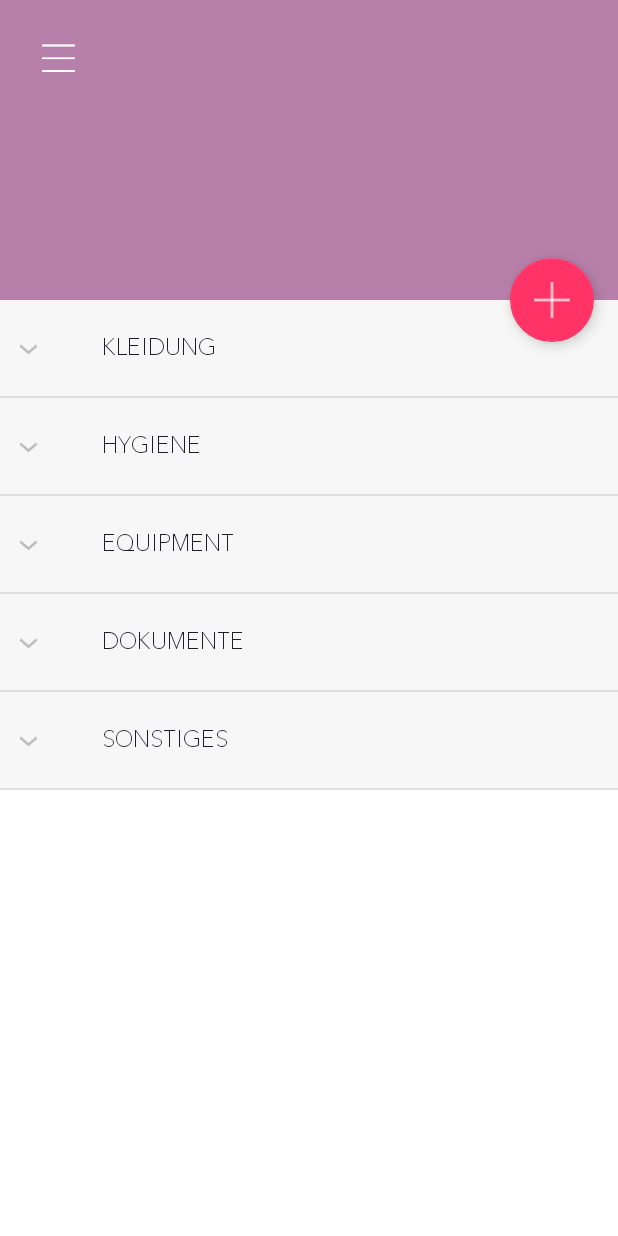
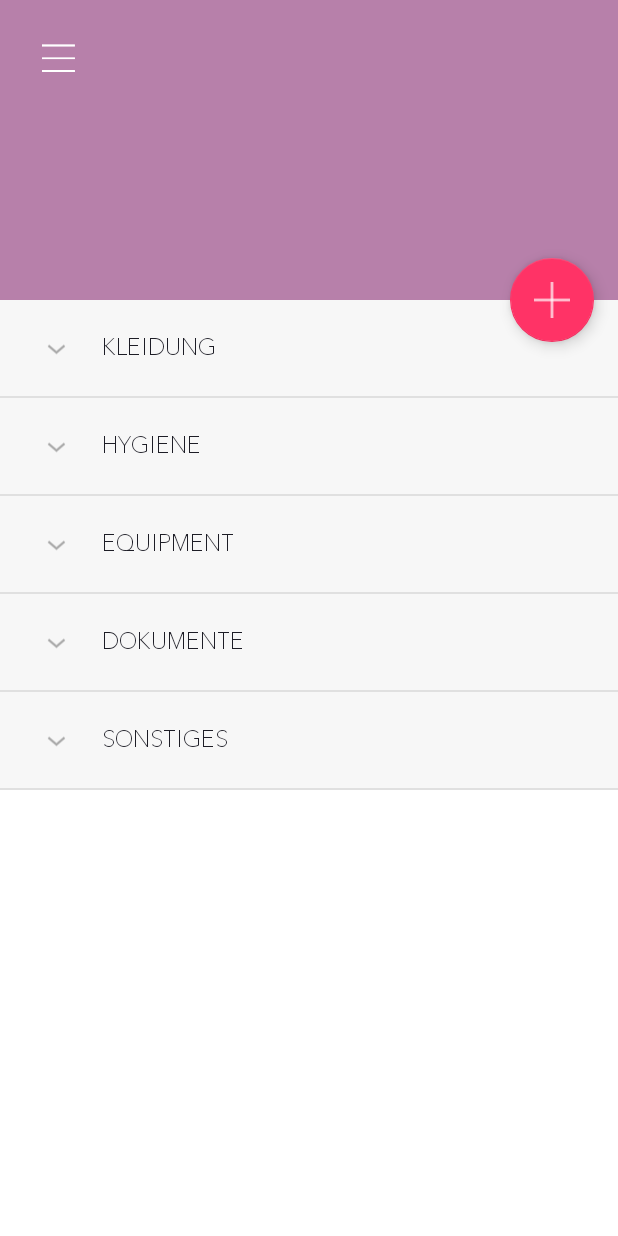
Before and after one commit to softpromin/TravelingApp, an Android app: the fragment ItemViewFragment placed in its activity, on a phone screen of 412 x 824 dp. Run offline under Robolectric (Android 15) with nearby library versions, the phone set to English and light mode, and no system bars; network calls fail; 9 statements that could not run were skipped.

Commit message:
Indicator für ExpandableList in Kategorien positioniert

```diff
--- a/app/src/main/res/layout/list_item.xml
+++ b/app/src/main/res/layout/list_item.xml
@@ -9,7 +9,7 @@
     <CheckBox
         android:layout_width="wrap_content"
         android:layout_height="wrap_content"
-        android:layout_marginLeft="@dimen/space_medium"
+        android:layout_marginLeft="22dp"
         android:layout_marginRight="@dimen/space_small"
         android:id="@+id/checkBox"
         android:checked="false" />
--- a/app/src/main/res/values/styles.xml
+++ b/app/src/main/res/values/styles.xml
@@ -20,6 +20,9 @@
         <item name="android:listViewStyle">@style/itemList</item>
         <item name="android:spinnerItemStyle">@style/TextViewSpinnerItem</item>
 
+        <!-- Expandable ListView Packliste -->
+        <item name="android:expandableListViewStyle">@style/ExpandableListGroup</item>
+
         <item name="android:datePickerDialogTheme" tools:targetApi="lollipop">@style/CustomDatePickerDialogTheme</item>
     </style>
     <style name="Basic.NoActionBar">
@@ -32,6 +35,10 @@
         <item name="android:paddingLeft">0dp</item>
         <item name="android:paddingRight">0dp</item>
         <item name="android:textSize">@dimen/text_medium</item>
+    </style>
+
+    <style name="ExpandableListGroup" parent="android:Widget.Holo.Light.ExpandableListView">
+        <item name="android:indicatorLeft">22dp</item>
     </style>
 
     <style name="itemList" parent="android:style/Widget.ListView">
```
